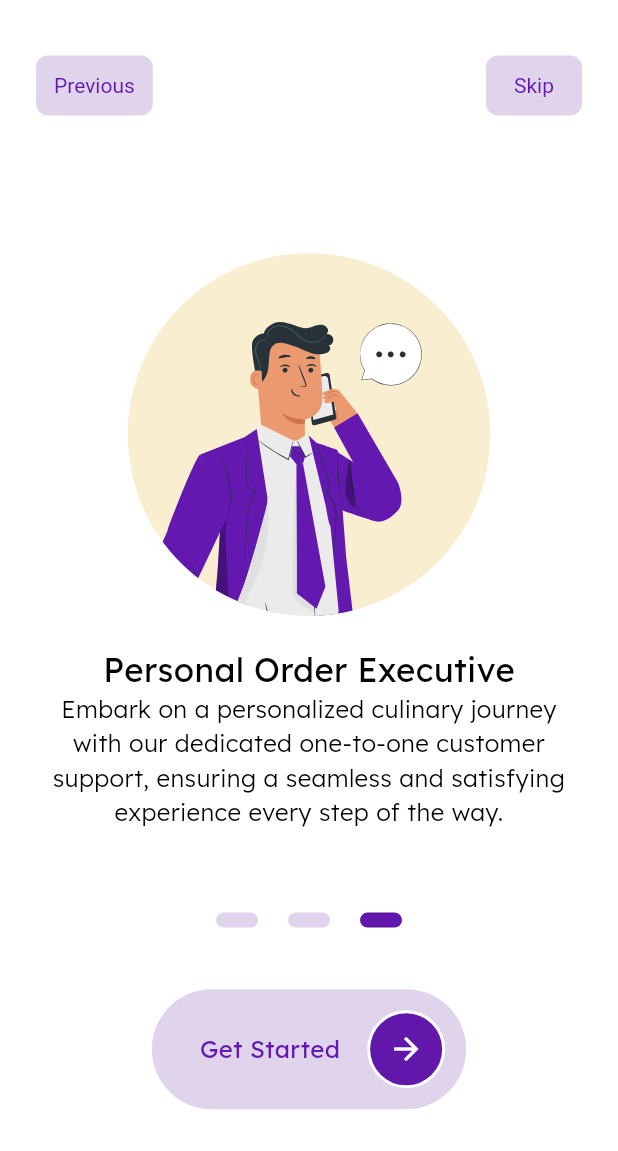
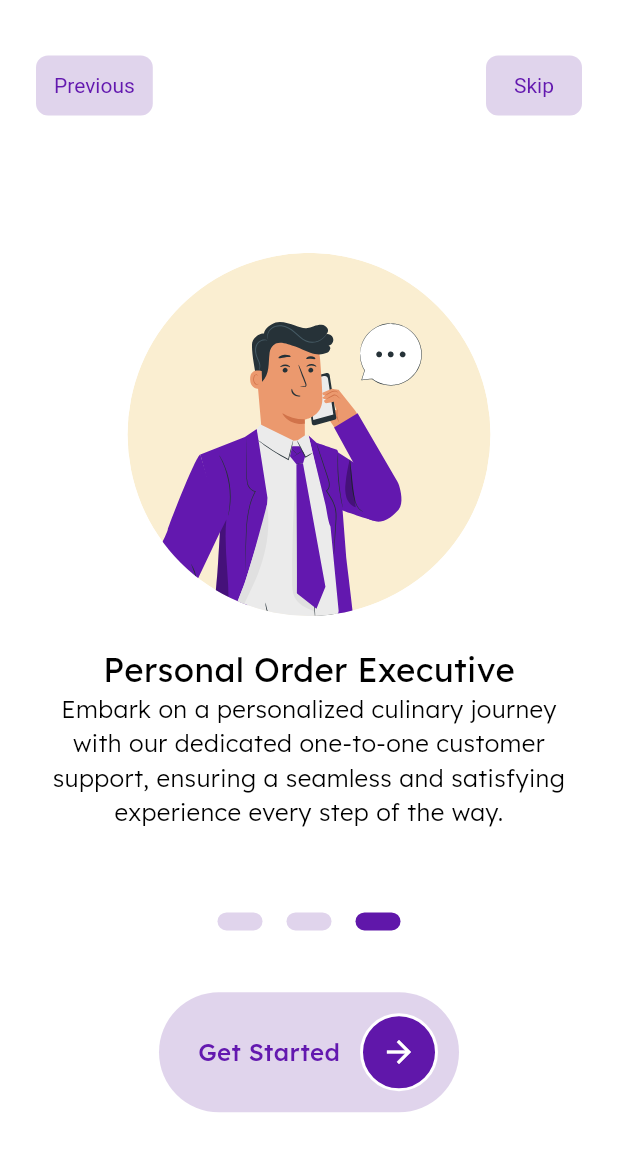
Before and after one commit to bhawesh2002/craft_my_plate_app, a Flutter app: the screen it shows after launch, swiped to page 3, on a phone screen of 412 x 824 dp. Shown: the top 1151 px of the screen. Run offline on Flutter 3.47's test engine with Material 3 defaults, Android fonts, the phone set to English and light mode, and no system bars; drawn by our look-alikes of smooth_page_indicator; our stand-ins replace dotted_border, firebase_auth, firebase_core, flutter_otp_text_field, flutter_svg, get and 1 more; accounts and stored records are empty; generated files the repository leaves out were written again.

Commit message:
feat: Add lazy loading for images and smooth page indicator to onboarding page

```diff
--- a/lib/pages/onboarding.dart
+++ b/lib/pages/onboarding.dart
@@ -2,9 +2,11 @@ import 'package:craft_my_plate_app/routes/app_routes.dart';
 import 'package:craft_my_plate_app/utils/app_colors.dart';
 import 'package:craft_my_plate_app/utils/app_images.dart';
 import 'package:craft_my_plate_app/utils/ui_sizes.dart';
+import 'package:craft_my_plate_app/widgets/get_started_button.dart';
 import 'package:craft_my_plate_app/widgets/onboarding_card.dart';
 import 'package:flutter/material.dart';
 import 'package:get/get.dart';
+import 'package:smooth_page_indicator/smooth_page_indicator.dart';
 
 class Onboarding extends StatefulWidget {
   const Onboarding({super.key});
@@ -113,7 +115,7 @@ class _OnboardingState extends State<Onboarding> {
                     builder: (context, constraints) {
                       return PageView.builder(
                         controller: _pageController,
-                        physics: const NeverScrollableScrollPhysics(),
+                        // physics: const NeverScrollableScrollPhysics(),
                         itemCount: onboardingCards.length,
                         itemBuilder: (context, index) {
                           return onboardingCards[index];
@@ -123,22 +125,16 @@ class _OnboardingState extends State<Onboarding> {
                   ),
                 ),
               ),
-              Row(
-                mainAxisSize: MainAxisSize.min,
-                children: List.generate(onboardingCards.length, (index) {
-                  return Container(
-                    constraints: const BoxConstraints(maxWidth: 28),
-                    width: 28,
-                    height: 10,
-                    margin: const EdgeInsets.symmetric(horizontal: 10.0),
-                    decoration: BoxDecoration(
-                      color: currentIndex == index
-                          ? AppColors.buttonPrimaryColor
-                          : AppColors.buttonSecondaryColor,
-                      borderRadius: BorderRadius.circular(8),
-                    ),
-                  );
-                }),
+              SmoothPageIndicator(
+                controller: _pageController,
+                count: 3,
+                effect: const SwapEffect(
+                  dotColor: AppColors.buttonSecondaryColor,
+                  activeDotColor: AppColors.buttonPrimaryColor,
+                  dotHeight: 12,
+                  dotWidth: 30,
+                  spacing: 16,
+                ),
               ),
               SizedBox(height: UiSizes().h5),
               GestureDetector(
@@ -151,70 +147,11 @@ class _OnboardingState extends State<Onboarding> {
                         curve: Curves.easeIn);
                   }
                 },
-                child: Container(
-                  padding: const EdgeInsets.all(14),
-                  decoration: BoxDecoration(
-                    color: AppColors.buttonSecondaryColor,
-                    borderRadius: BorderRadius.circular(64),
-                  ),
-                  child: Row(
-                    mainAxisSize: MainAxisSize.min,
-                    children: [
-                      // This controls the slide-in and opacity animation of the "Get Started" text
-                      AnimatedSwitcher(
-                        duration: const Duration(milliseconds: 300),
-                        transitionBuilder: (clild, animation) {
-                          return SlideTransition(
-                            position: Tween<Offset>(
-                                    begin: const Offset(0.5, 0),
-                                    end: Offset.zero)
-                                .animate(animation),
-                            child: clild,
-                          );
-                        },
-                        child: (currentIndex == onboardingCards.length - 1)
-                            ? AnimatedOpacity(
-                                opacity:
-                                    currentIndex == onboardingCards.length - 1
-                                        ? 1
-                                        : 0,
-                                duration: const Duration(milliseconds: 300),
-                                child: AnimatedSlide(
-                                  offset:
-                                      currentIndex == onboardingCards.length - 1
-                                          ? Offset.zero
-                                          : const Offset(0.5, 0),
-                                  duration: const Duration(milliseconds: 300),
-                                  child: const Padding(
-                                    padding:
-                                        EdgeInsets.symmetric(horizontal: 18.0),
-                                    child: Text(
-                                      "Get Started",
-                                      style: TextStyle(
-                                        fontSize: 16,
-                                        color: AppColors.primary,
-                                      ),
-                                    ),
-                                  ),
-                                ),
-                              )
-                            : const SizedBox(),
-                      ),
-
-                      Container(
-                        padding: const EdgeInsets.all(12),
-                        decoration: BoxDecoration(
-                          shape: BoxShape.circle,
-                          color: AppColors.buttonPrimaryColor,
-                          border: Border.all(color: Colors.white, width: 2),
-                        ),
-                        child: const Icon(Icons.arrow_forward,
-                            color: Colors.white),
-                      ),
-                    ],
-                  ),
+                child: GetStartedButton(
+                  pageIndex: currentIndex,
+                  triggerPageIndex: onboardingCards.length - 1,
                 ),
-              )
+              ),
             ],
           ),
         ),
```
